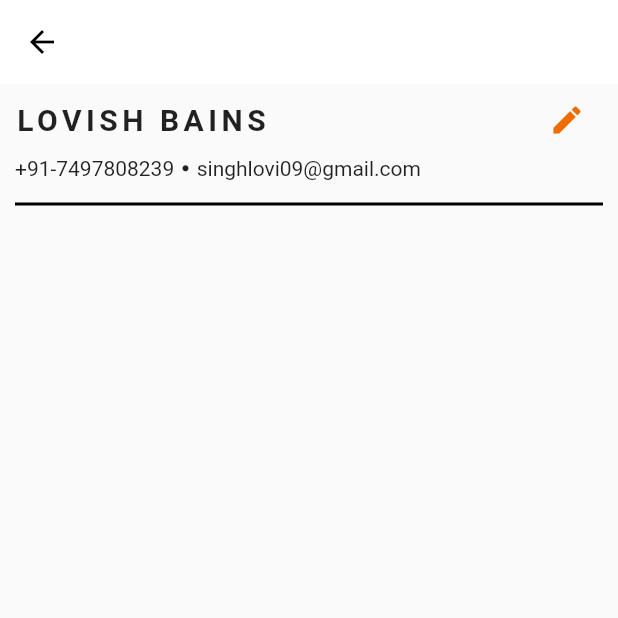
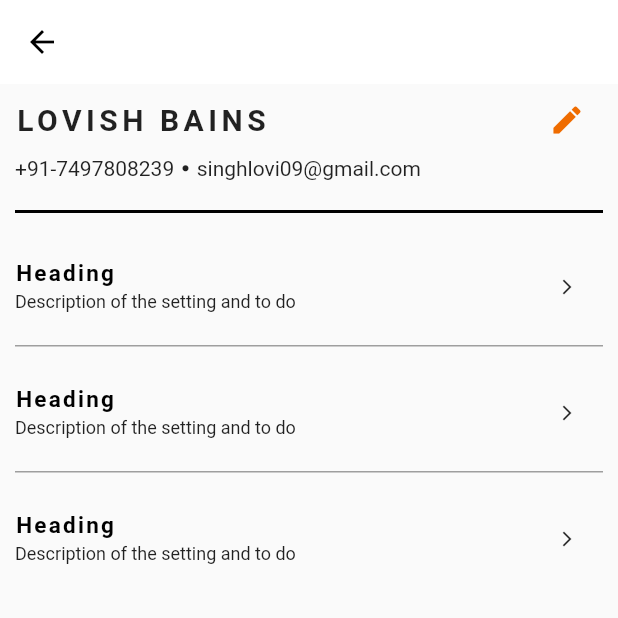
Before and after one commit to blackmoney069/swiggy_clone, a Flutter app: the UserDetails screen opened directly, on a phone screen of 412 x 824 dp, the top half of it. Run offline on Flutter 3.47's test engine with Material 2 defaults, Android fonts, the phone set to English and light mode, and no system bars; missing offline and left inert: dart:ffi; Roboto replaces fonts that are missing (Poppins).

Commit message:
updated User Screen

```diff
--- a/lib/pages/UserDrawer.dart
+++ b/lib/pages/UserDrawer.dart
@@ -56,7 +56,7 @@ class UserDetails extends StatelessWidget {
               ],
             ),
             Padding(
-              padding: const EdgeInsets.only(top: 15),
+              padding: const EdgeInsets.only(top: 20, bottom: 25),
               child: SizedBox(
                 width: MediaQuery.of(context).size.width,
                 height: 2,
@@ -66,10 +66,79 @@ class UserDetails extends StatelessWidget {
                   ),
                 ),
               ),
-            )
+            ),
+            SettingsCard(),
+            Padding(
+              padding: const EdgeInsets.only(top: 15, bottom: 20),
+              child: SizedBox(
+                width: MediaQuery.of(context).size.width,
+                height: 1,
+                child: DecoratedBox(
+                  decoration: BoxDecoration(
+                    color: Colors.grey,
+                  ),
+                ),
+              ),
+            ),
+            SettingsCard(),
+            Padding(
+              padding: const EdgeInsets.only(top: 15, bottom: 20),
+              child: SizedBox(
+                width: MediaQuery.of(context).size.width,
+                height: 1,
+                child: DecoratedBox(
+                  decoration: BoxDecoration(
+                    color: Colors.grey,
+                  ),
+                ),
+              ),
+            ),
+            SettingsCard(),
           ],
         ),
       ),
     );
   }
 }
+
+class SettingsCard extends StatelessWidget {
+  const SettingsCard({Key? key}) : super(key: key);
+
+  @override
+  Widget build(BuildContext context) {
+    return Row(
+      mainAxisAlignment: MainAxisAlignment.spaceBetween,
+      children: [
+        Column(
+          crossAxisAlignment: CrossAxisAlignment.start,
+          children: [
+            Text(
+              'Heading',
+              style: TextStyle(
+                fontSize: 15,
+                letterSpacing: 1.5,
+                fontWeight: FontWeight.w600,
+                color: Colors.black,
+              ),
+            ),
+            SizedBox(
+              height: 3,
+            ),
+            Text(
+              'Description of the setting and to do',
+              style: TextStyle(
+                fontSize: 12,
+              ),
+            )
+          ],
+        ),
+        IconButton(
+            onPressed: () {},
+            icon: Icon(
+              Icons.arrow_forward_ios,
+              size: 12,
+            )),
+      ],
+    );
+  }
+}
```
